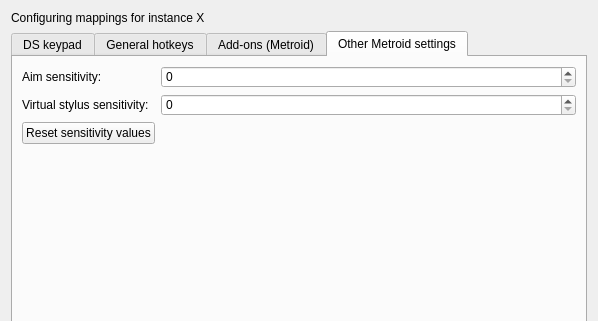
Above: src/frontend/qt_sdl/InputConfig/InputConfigDialog.ui from makinori/melonPrimeDS before the change; both pictures show x 0 to 598 and y 0 to 321 of the 598 by 525 pixel window. Below: the same form after it.
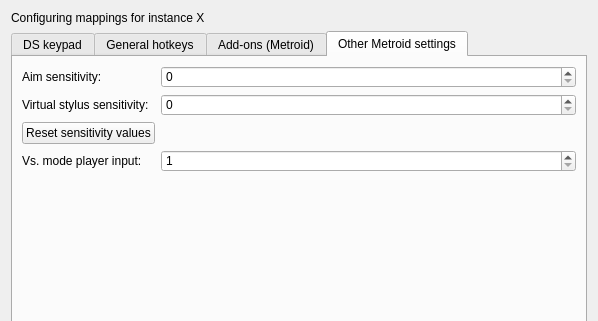
That is the form after the change. The open tabs and pages were chosen to show the change. Icons and pictures are not drawn.

Commit message: Add memory addresses and toggle for multiplayer inputs

```diff
--- a/src/frontend/qt_sdl/InputConfig/InputConfigDialog.ui
+++ b/src/frontend/qt_sdl/InputConfig/InputConfigDialog.ui
@@ -2329,6 +2329,26 @@
          </property>
         </widget>
        </item>
+	   <item row="3" column="0">
+        <widget class="QLabel" name="metroidVsPlayerInputLabel">
+         <property name="text">
+          <string>Vs. mode player input:</string>
+         </property>
+        </widget>
+       </item>
+       <item row="3" column="1">
+        <widget class="QSpinBox" name="metroidVsPlayerInputSpinBox">
+         <property name="minimum">
+          <number>1</number>
+         </property>
+         <property name="maximum">
+          <number>4</number>
+         </property>
+         <property name="value">
+          <number>0</number>
+         </property>
+        </widget>
+       </item>
       </layout>
      </widget>
     </widget>
```
The commit also changes 4 other files.
